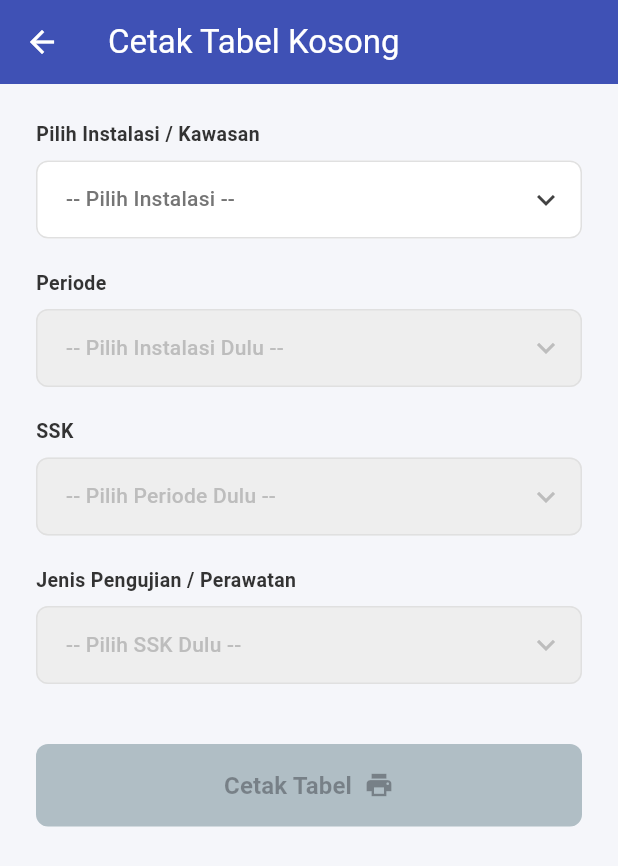
After one commit to BagusAhmadi/aplikasi_perawatan_itrr, a Flutter app: the CetakBlankoScreen screen opened directly, on a phone screen of 412 x 824 dp. The commit adds this screen. Shown: the top 866 px of the screen. Run offline on Flutter 3.47's test engine with Material 3 defaults, Android fonts, the phone set to English and light mode, and no system bars; our stand-ins replace file_picker, pdf, printing, share_plus, sqflite; accounts and stored records are empty.

Commit message:
v25 tabel kosong

```diff
--- /dev/null
+++ b/lib/screens/cetak_blanko_screen.dart
@@ -0,0 +1,253 @@
+import 'package:flutter/material.dart';
+import 'genset/pdf_blanko_generator.dart';
+import 'genset/pdf_preview_screen.dart';
+
+class CetakBlankoScreen extends StatefulWidget {
+  const CetakBlankoScreen({super.key});
+
+  @override
+  State<CetakBlankoScreen> createState() => _CetakBlankoScreenState();
+}
+
+class _CetakBlankoScreenState extends State<CetakBlankoScreen> {
+  // State untuk menyimpan nilai yang dipilih
+  String? _selectedInstalasi;
+  String? _selectedPeriode;
+  String? _selectedSSK;
+  String? _selectedJenis;
+  bool _isLoading = false;
+
+  @override
+  Widget build(BuildContext context) {
+    // Cek apakah semua form sudah terisi
+    bool isFormComplete = _selectedInstalasi != null &&
+        _selectedPeriode != null &&
+        _selectedSSK != null &&
+        _selectedJenis != null;
+
+    return Scaffold(
+      backgroundColor: const Color(0xFFF5F6FA),
+      appBar: AppBar(
+        title: const Text('Cetak Tabel Kosong'),
+        backgroundColor: const Color(0xFF3F51B5),
+        foregroundColor: Colors.white,
+      ),
+      body: SingleChildScrollView(
+        padding: const EdgeInsets.all(24.0),
+        child: Column(
+          crossAxisAlignment: CrossAxisAlignment.stretch,
+          children: [
+            // 1. Dropdown Instalasi
+            _buildLabel('Pilih Instalasi / Kawasan'),
+            _buildDropdown(
+              hint: '-- Pilih Instalasi --',
+              value: _selectedInstalasi,
+              items: ['ITRR'],
+              enabled: true,
+              onChanged: (val) {
+                setState(() {
+                  _selectedInstalasi = val;
+                  _selectedPeriode = null;
+                  _selectedSSK = null;
+                  _selectedJenis = null;
+                });
+              },
+            ),
+
+            // 2. Dropdown Periode
+            _buildLabel('Periode'),
+            _buildDropdown(
+              hint: _selectedInstalasi == null ? '-- Pilih Instalasi Dulu --' : '-- Pilih Periode --',
+              value: _selectedPeriode,
+              items: _selectedInstalasi != null ? ['1 Mingguan'] : [],
+              enabled: _selectedInstalasi != null,
+              onChanged: (val) {
+                setState(() {
+                  _selectedPeriode = val;
+                  _selectedSSK = null;
+                  _selectedJenis = null;
+                });
+              },
+            ),
+
+            // 3. Dropdown SSK
+            _buildLabel('SSK'),
+            _buildDropdown(
+              hint: _selectedPeriode == null ? '-- Pilih Periode Dulu --' : '-- Pilih SSK --',
+              value: _selectedSSK,
+              items: _selectedPeriode != null
+                  ? [
+                      'Sistem Catudaya Listrik Emergency GD 11',
+                      'Sistem Catudaya Listrik Emergency GD 13'
+                    ]
+                  : [],
+              enabled: _selectedPeriode != null,
+              onChanged: (val) {
+                setState(() {
+                  _selectedSSK = val;
+                  _selectedJenis = null;
+                });
+              },
+            ),
+
+            // 4. Dropdown Jenis Pengujian
+            _buildLabel('Jenis Pengujian / Perawatan'),
+            _buildDropdown(
+              hint: _selectedSSK == null ? '-- Pilih SSK Dulu --' : '-- Pilih Jenis Pengujian --',
+              value: _selectedJenis,
+              items: _selectedSSK != null ? ['Uji running tanpa beban 15 menit'] : [],
+              enabled: _selectedSSK != null,
+              onChanged: (val) {
+                setState(() {
+                  _selectedJenis = val;
+                });
+              },
+            ),
+
+            const SizedBox(height: 20),
+
+            // Tombol Cetak Tabel
+            ElevatedButton(
+              onPressed: (isFormComplete && !_isLoading)
+                  ? () async {
+                      setState(() => _isLoading = true);
+
+                      // Tentukan gedung dari SSK yang dipilih
+                      String gedung = _selectedSSK!.contains('GD 11') ? 'Gedung 11' : 'Gedung 13';
+
+                      try {
+                        // Buat PDF Kosong
+                        final pdfBytes = await PdfBlankoGenerator.buatBlanko(
+                          gedung: gedung,
+                        );
+
+                        if (!mounted) return;
+                        setState(() => _isLoading = false);
+
+                        // Buka Pratinjau PDF
+                        Navigator.push(
+                          context,
+                          MaterialPageRoute(
+                            builder: (context) => PdfPreviewScreen(
+                              pdfBytes: pdfBytes,
+                              fileName: 'Tabel_Kosong_$gedung.pdf',
+                            ),
+                          ),
+                        );
+                      } catch (e) {
+                        if (!mounted) return;
+                        setState(() => _isLoading = false);
+                        ScaffoldMessenger.of(context).showSnackBar(
+                          SnackBar(content: Text('Gagal membuat PDF: $e'), backgroundColor: Colors.red),
+                        );
+                      }
+                    }
+                  : null,
+              style: ElevatedButton.styleFrom(
+                backgroundColor: const Color(0xFF3F51B5),
+                disabledBackgroundColor: const Color(0xFFB0BEC5),
+                foregroundColor: Colors.white,
+                padding: const EdgeInsets.symmetric(vertical: 16),
+                shape: RoundedRectangleBorder(
+                  borderRadius: BorderRadius.circular(8),
+                ),
+                elevation: isFormComplete ? 4 : 0,
+              ),
+              child: _isLoading
+                  ? const SizedBox(height: 20, width: 20, child: CircularProgressIndicator(color: Colors.white, strokeWidth: 2))
+                  : Row(
+                      mainAxisAlignment: MainAxisAlignment.center,
+                      children: const [
+                        Text(
+                          'Cetak Tabel',
+                          style: TextStyle(fontSize: 16, fontWeight: FontWeight.bold),
+                        ),
+                        SizedBox(width: 8),
+                        Icon(Icons.print, size: 20),
+                      ],
+                    ),
+            ),
+          ],
+        ),
+      ),
+    );
+  }
+
+  // ==========================================
+  // WIDGET HELPER UNTUK LABEL
+  // ==========================================
+  Widget _buildLabel(String text) {
+    return Padding(
+      padding: const EdgeInsets.only(bottom: 8.0),
+      child: Text(
+        text,
+        style: const TextStyle(
+          fontSize: 13,
+          fontWeight: FontWeight.bold,
+          color: Color(0xFF333333),
+        ),
+      ),
+    );
+  }
+
+  // ==========================================
+  // WIDGET HELPER UNTUK DROPDOWN
+  // ==========================================
+  Widget _buildDropdown({
+    required String hint,
+    required String? value,
+    required List<String> items,
+    required bool enabled,
+    required ValueChanged<String?> onChanged,
+  }) {
+    return Padding(
+      padding: const EdgeInsets.only(bottom: 20.0),
+      child: DropdownButtonFormField<String>(
+        value: value,
+        isExpanded: true,
+        hint: Text(
+          hint,
+          style: TextStyle(
+            fontSize: 14,
+            color: enabled ? Colors.grey[600] : Colors.grey[400],
+          ),
+        ),
+        icon: Icon(
+          Icons.keyboard_arrow_down,
+          color: enabled ? Colors.grey[800] : Colors.grey[400],
+        ),
+        decoration: InputDecoration(
+          filled: true,
+          fillColor: enabled ? Colors.white : const Color(0xFFEEEEEE),
+          contentPadding: const EdgeInsets.symmetric(horizontal: 16, vertical: 14),
+          border: OutlineInputBorder(
+            borderRadius: BorderRadius.circular(8),
+            borderSide: const BorderSide(color: Color(0xFFE0E0E0)),
+          ),
+          enabledBorder: OutlineInputBorder(
+            borderRadius: BorderRadius.circular(8),
+            borderSide: const BorderSide(color: Color(0xFFE0E0E0)),
+          ),
+          disabledBorder: OutlineInputBorder(
+            borderRadius: BorderRadius.circular(8),
+            borderSide: const BorderSide(color: Color(0xFFE0E0E0)),
+          ),
+          focusedBorder: OutlineInputBorder(
+            borderRadius: BorderRadius.circular(8),
+            borderSide: const BorderSide(color: Color(0xFF3F51B5), width: 2),
+          ),
+        ),
+        onChanged: enabled ? onChanged : null,
+        items: items.map((String item) {
+          return DropdownMenuItem<String>(
+            value: item,
+            child: Text(
+              item,
+              style: const TextStyle(fontSize: 14, color: Colors.black87),
+            ),
+          );
+        }).toList(),
+      ),
+    );
+  }
+}
```
Also changed, not shown: lib/screens/genset/pdf_blanko_generator.dart (added, +127 -0 lines), lib/screens/genset/pdf_generator.dart (+25 -8 lines), lib/screens/home_screen.dart (+34 -5 lines).
